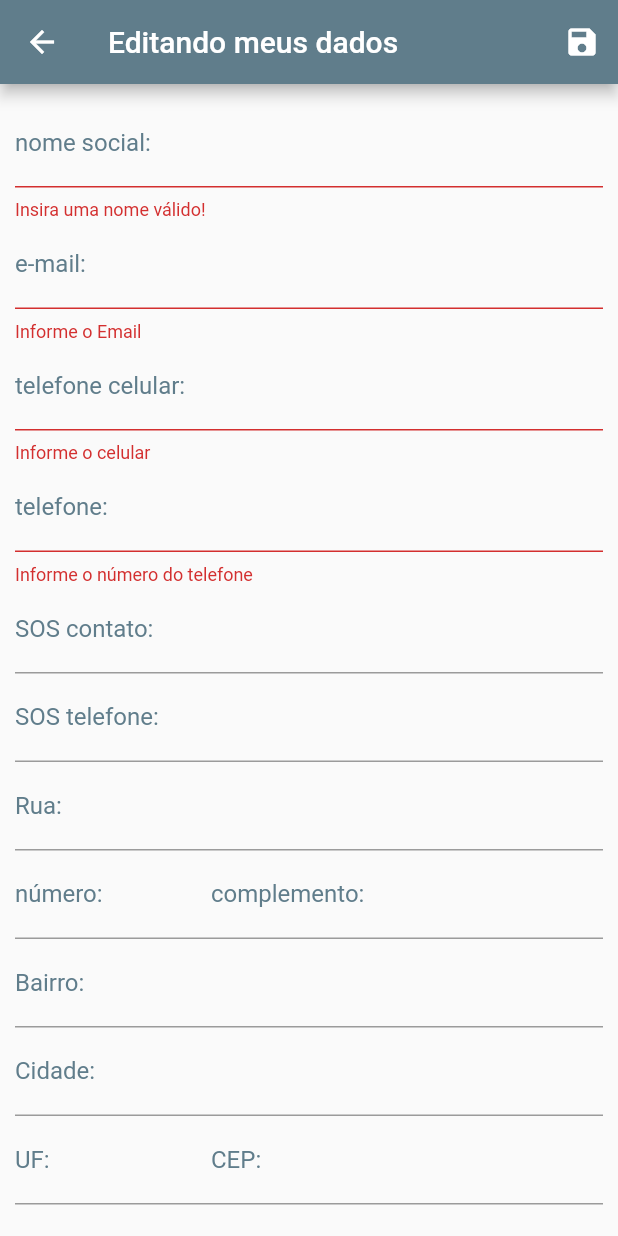
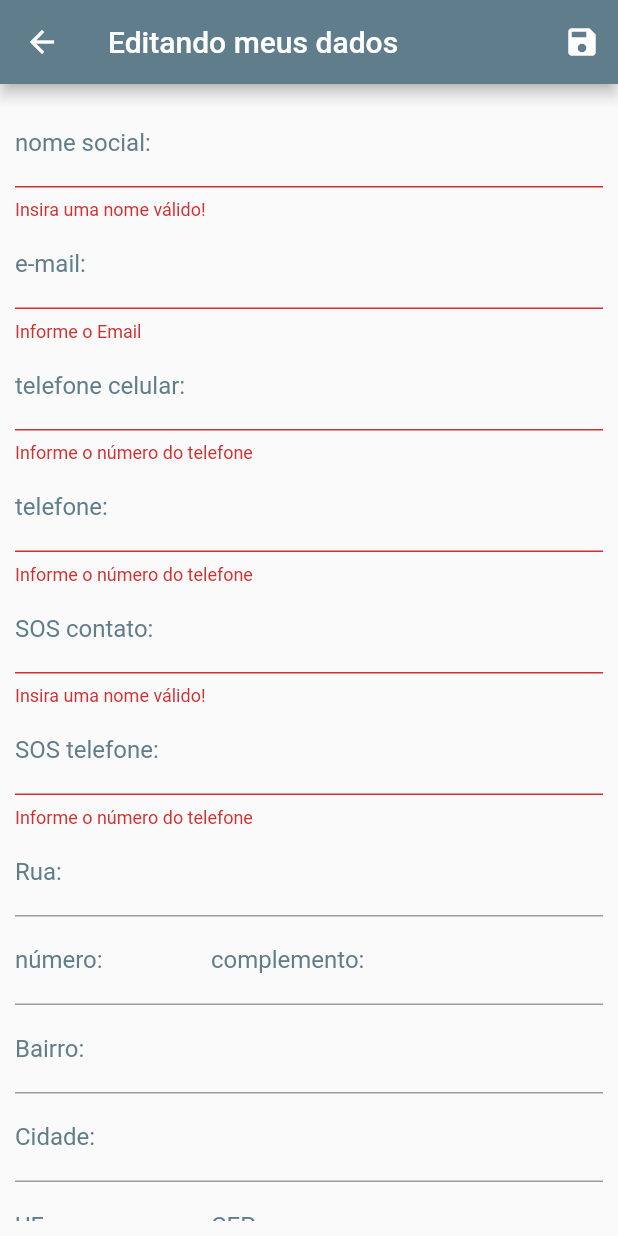
Before and after one commit to jady-sm-godoi/rcadmin_user, a Flutter app: the ProfileForm screen opened by its route, after a tap on the "save" icon, on a phone screen of 412 x 824 dp. Run offline on Flutter 3.47's test engine with Material 2 defaults, Android fonts, the phone set to English and light mode, and no system bars; our stand-ins replace image_picker, select_form_field; network calls fail.

Commit message:
validating form fields

```diff
--- a/lib/pages/profile_form.dart
+++ b/lib/pages/profile_form.dart
@@ -123,7 +123,7 @@ class _ProfileFormState extends State<ProfileForm> {
                 keyboardType: TextInputType.emailAddress,
                 controller: _emailController,
                 onSaved: (email) => _formUserData['email'] = email ?? '',
-                validator: ValidatorsForm().validarEmail,
+                validator: ValidatorsForm().validateEmail,
               ),
               TextFormField(
                 decoration: const InputDecoration(
@@ -134,7 +134,7 @@ class _ProfileFormState extends State<ProfileForm> {
                 controller: _mobilePhoneController,
                 onSaved: (mobilePhone) =>
                     _formUserData['mobilePhone'] = mobilePhone ?? '',
-                validator: ValidatorsForm().validateMobile,
+                validator: ValidatorsForm().validatePhone,
               ),
               TextFormField(
                 decoration: const InputDecoration(
@@ -154,6 +154,7 @@ class _ProfileFormState extends State<ProfileForm> {
                 controller: _sosContactController,
                 onSaved: (sosContact) =>
                     _formUserData['sosContact'] = sosContact ?? '',
+                validator: ValidatorsForm().validateName,
               ),
               TextFormField(
                 decoration: const InputDecoration(
@@ -164,6 +165,7 @@ class _ProfileFormState extends State<ProfileForm> {
                 controller: _sosPhoneController,
                 onSaved: (sosPhone) =>
                     _formUserData['sosPhone'] = sosPhone ?? '',
+                validator: ValidatorsForm().validatePhone,
               ),
               TextFormField(
                 decoration: const InputDecoration(
@@ -270,6 +272,7 @@ class _ProfileFormState extends State<ProfileForm> {
                       controller: _bithdayController,
                       onSaved: (birthday) =>
                           _formUserData['birthday'] = birthday ?? '',
+                      validator: ValidatorsForm().validateDate,
                     ),
                   ),
                   Expanded(
--- a/lib/utils/validators_form.dart
+++ b/lib/utils/validators_form.dart
@@ -1,4 +1,6 @@
 import 'package:flutter/material.dart';
+import 'package:flutter_localizations/flutter_localizations.dart';
+import 'package:intl/intl.dart';
 
 class ValidatorsForm {
   bool validateLenghtInput(String text, int tamanho) {
@@ -23,24 +25,6 @@ class ValidatorsForm {
     return null;
   }
 
-  String? validateMobile(String? value) {
-    String patttern = r'(^[0-9]*$)';
-    RegExp regExp = RegExp(patttern);
-
-    final _value = value ?? '';
-
-    if (_value.trim().isEmpty) {
-      return "Informe o celular";
-    }
-    if (_value.length != 11) {
-      return "O celular deve ter 11 dígitos";
-    }
-    if (!regExp.hasMatch(_value)) {
-      return "O número do celular so deve conter dígitos";
-    }
-    return null;
-  }
-
   String? validatePhone(String? value) {
     String patttern = r'(^[0-9]*$)';
     RegExp regExp = RegExp(patttern);
@@ -50,8 +34,8 @@ class ValidatorsForm {
     if (_value.trim().isEmpty) {
       return "Informe o número do telefone";
     }
-    if (_value.length != 10) {
-      return "O telefone deve ter 10 dígitos";
+    if (_value.length < 10) {
+      return "O telefone deve ter no mínimo 10 dígitos";
     }
     if (!regExp.hasMatch(_value)) {
       return "O número do telefone so deve conter dígitos";
@@ -59,7 +43,7 @@ class ValidatorsForm {
     return null;
   }
 
-  String? validarEmail(String? value) {
+  String? validateEmail(String? value) {
     String pattern =
         r'^(([^<>()[\]\\.,;:\s@\"]+(\.[^<>()[\]\\.,;:\s@\"]+)*)|(\".+\"))@((\[[0-9]{1,3}\.[0-9]{1,3}\.[0-9]{1,3}\.[0-9]{1,3}\])|(([a-zA-Z\-0-9]+\.)+[a-zA-Z]{2,}))$';
     RegExp regExp = RegExp(pattern);
@@ -75,15 +59,25 @@ class ValidatorsForm {
     return null;
   }
 
-//TERMINAR FUNÇÃO...
-  // String? validatorSOSContact(
-  //   String? value,
-  //   TextEditingController sosPhoneController,
-  // ) {
-  //   final _value = value ?? '';
+  bool isValidDate(String date) {
+    try {
+      DateTime.parse(date);
+      return true;
+    } catch (e) {
+      return false;
+    }
+  }
 
-  //   if (sosPhoneController.text.isNotEmpty) {
-  //     return 'Informe o nome do seu contato de emergência.';
-  //   }
-  // }
+  String? validateDate(String? value) {
+    final _value = value?.replaceAll('/', '');
+    final date = _value ?? '';
+
+    if (date.trim().isEmpty) {
+      return "data é obrigatória";
+    }
+    if (!isValidDate(date)) {
+      return 'data inválida! ';
+    }
+    return null;
+  }
 }
--- a/pubspec.yaml
+++ b/pubspec.yaml
@@ -29,7 +29,8 @@ environment:
 dependencies:
   flutter:
     sdk: flutter
-
+  flutter_localizations:
+    sdk: flutter
   # The following adds the Cupertino Icons font to your application.
   # Use with the CupertinoIcons class for iOS style icons.
   cupertino_icons: ^1.0.2
```
Also changed, not shown: pubspec.lock.
